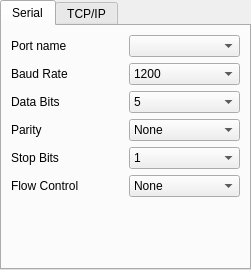
The window that widgets/transfer_settings_widget.ui (RyabovichAM/data_controller_monitor) describes before a commit, drawn with Qt 5.
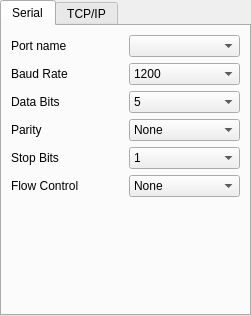
The same window after the commit. The open tabs and pages were chosen to show the change.

```diff
--- a/widgets/transfer_settings_widget.ui
+++ b/widgets/transfer_settings_widget.ui
@@ -7,7 +7,7 @@
     <x>0</x>
     <y>0</y>
     <width>251</width>
-    <height>270</height>
+    <height>316</height>
    </rect>
   </property>
   <property name="sizePolicy">
```
Left out of the diff: 2 changed lines with no effect on the pictures.
